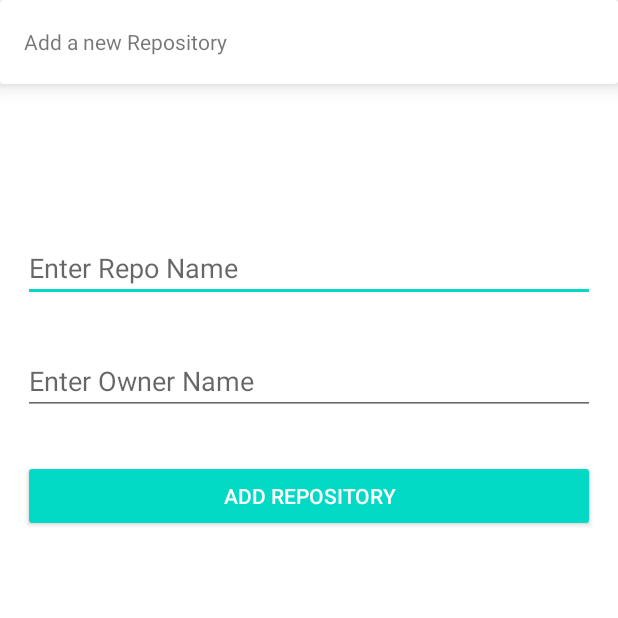
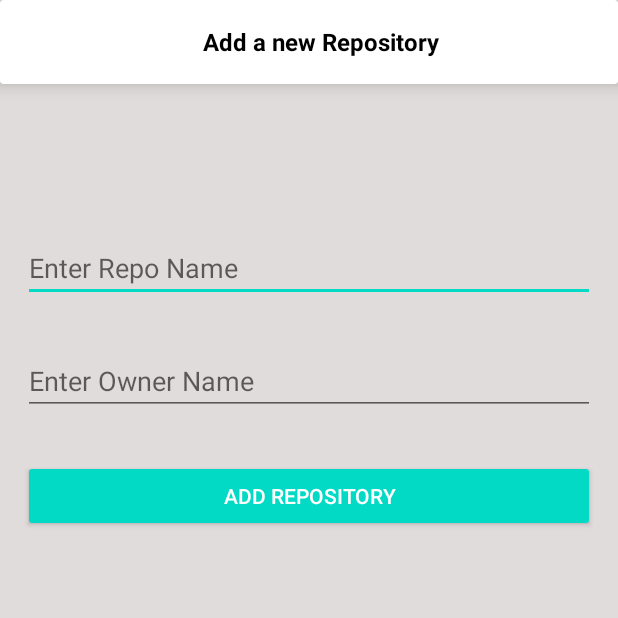
Before and after one commit to mahipalsingh2607/first-repo, an Android app: the AddRepositoryActivity screen opened directly, with no data from a screen before it, on a phone screen of 412 x 824 dp, the top half of it. Run offline under Robolectric (Android 15) with nearby library versions, the phone set to English and light mode, and no system bars; our stand-ins replace RxJava, data binding.

Commit message:
fix : ui changes

```diff
--- a/app/src/main/java/com/example/mygitrepos/Utility/Constants.kt
+++ b/app/src/main/java/com/example/mygitrepos/Utility/Constants.kt
@@ -3,5 +3,5 @@ package com.example.mygitrepos.Utility
 object  Constants {
     const val USERNAME = "mahipalsingh2607"
     const val TOKEN_PREFIX = "Bearer "
-    const val TOKEN = "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"
+    const val TOKEN = "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"
 }
--- a/app/src/main/res/layout/action_bar.xml
+++ b/app/src/main/res/layout/action_bar.xml
@@ -14,16 +14,22 @@
 
         <androidx.constraintlayout.widget.ConstraintLayout
             android:layout_width="match_parent"
-            android:layout_height="wrap_content">
+            android:layout_height="wrap_content"
+            android:padding="5dp">
 
             <androidx.appcompat.widget.AppCompatTextView
                 android:id="@+id/tvGitRepo"
                 android:layout_width="wrap_content"
                 android:layout_height="wrap_content"
+                android:padding="5dp"
+                android:textColor="@color/black"
+                android:textStyle="bold"
+                android:textSize="16sp"
+                android:text="@string/myGitHubRepositories"
+                app:layout_constraintBottom_toBottomOf="parent"
+                app:layout_constraintEnd_toStartOf="@+id/ivAdd"
                 app:layout_constraintStart_toStartOf="parent"
-                app:layout_constraintTop_toTopOf="parent"
-                app:layout_constraintBottom_toBottomOf="parent"
-                android:text="My GitHub Repositories"/>
+                app:layout_constraintTop_toTopOf="parent" />
 
             <androidx.appcompat.widget.AppCompatImageView
                 android:id="@+id/ivAdd"
--- a/app/src/main/res/layout/activity_add_repository.xml
+++ b/app/src/main/res/layout/activity_add_repository.xml
@@ -15,6 +15,7 @@
     <androidx.constraintlayout.widget.ConstraintLayout
         android:layout_width="match_parent"
         android:layout_height="match_parent"
+        android:background="@color/grey"
         tools:context=".view.AddRepositoryActivity">
 
         <include
--- a/app/src/main/res/layout/activity_main.xml
+++ b/app/src/main/res/layout/activity_main.xml
@@ -15,6 +15,7 @@
     <androidx.constraintlayout.widget.ConstraintLayout
         android:layout_width="match_parent"
         android:layout_height="match_parent"
+        android:background="@color/grey"
         tools:context=".view.MainActivity">
 
         <include
@@ -29,6 +30,7 @@
             android:layout_marginEnd="@dimen/fifteen_dp"
             android:layout_marginTop="@dimen/fifteen_dp"
             android:layout_marginBottom="@dimen/five_dp"
+            android:clipToPadding="false"
             android:orientation="vertical"
             app:layoutManager="androidx.recyclerview.widget.LinearLayoutManager"
             app:layout_constraintBottom_toBottomOf="parent"
--- a/app/src/main/res/values/colors.xml
+++ b/app/src/main/res/values/colors.xml
@@ -6,5 +6,6 @@
     <color name="teal_200">#FF03DAC5</color>
     <color name="teal_700">#FF018786</color>
     <color name="black">#FF000000</color>
-    <color name="white">#FFFFFFFF</color>
+    <color name="white">#E1DCDC</color>
+    <color name="grey">#E1DCDC</color>
 </resources>
--- a/app/src/main/res/values/strings.xml
+++ b/app/src/main/res/values/strings.xml
@@ -7,5 +7,6 @@
     <string name="enterRepoName">Enter Repo Name</string>
     <string name="enterOwnerName">Enter Owner Name</string>
     <string name="addRepo">Add Repository</string>
+    <string name="myGitHubRepositories">My GitHub Repositories</string>
     <string name="pleaseEnterBothFields">Please Enter Both Fields</string>
 </resources>
```
Also changed, not shown: app/src/main/java/com/example/mygitrepos/view/MainActivity.kt (+13 -0 lines), app/src/main/res/drawable/ic_rounded_border.xml (added, +10 -0 lines), app/src/main/res/layout/item_git_repo.xml (+7 -0 lines).
